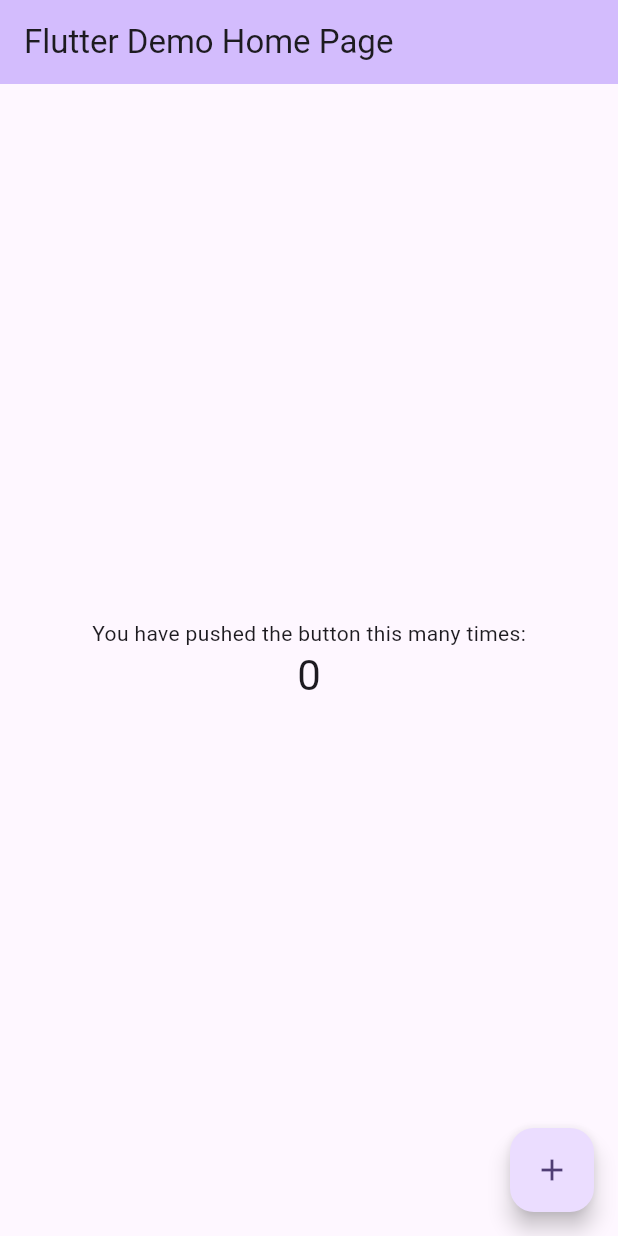
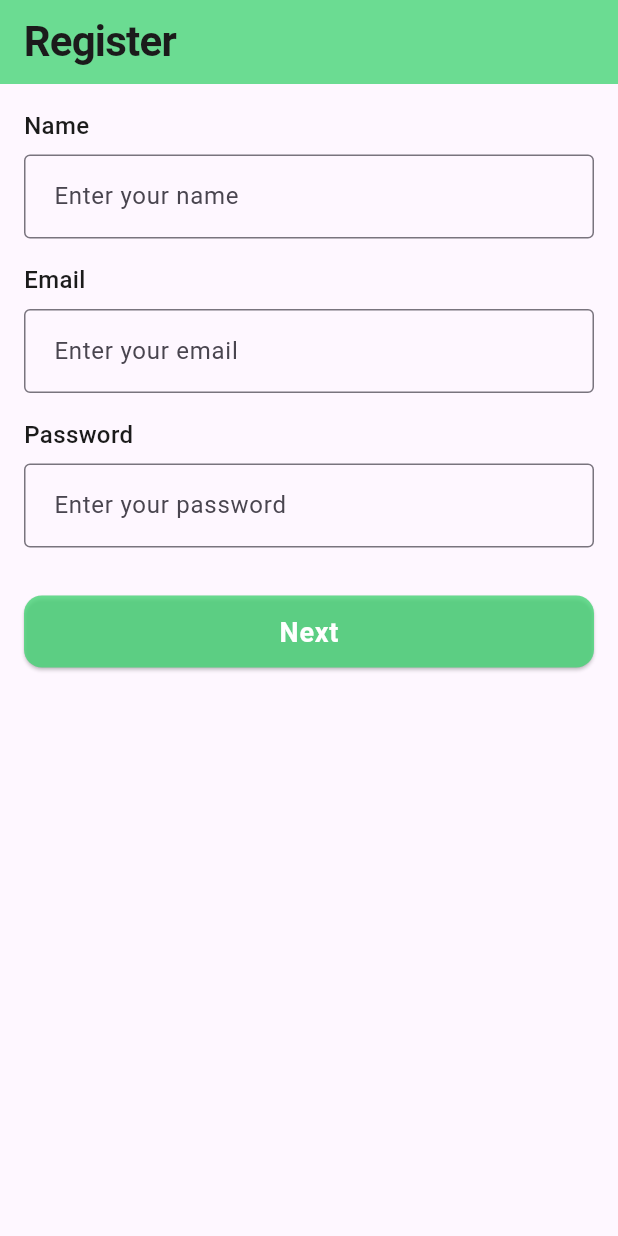
Before and after one commit to minaerdogan/getFit, a Flutter app: the screen it shows after launch, on a phone screen of 412 x 824 dp. Run offline on Flutter 3.47's test engine with Material 3 defaults, Android fonts, the phone set to English and light mode, and no system bars.

Commit message:
added the register1 and updated the demo home page to try the register1. To be changed later

```diff
--- a/lib/main.dart
+++ b/lib/main.dart
@@ -1,4 +1,5 @@
 import 'package:flutter/material.dart';
+import 'package:getFit/routes/register1.dart';
 
 void main() {
   runApp(const MyApp());
@@ -7,119 +8,15 @@ void main() {
 class MyApp extends StatelessWidget {
   const MyApp({super.key});
 
-  // This widget is the root of your application.
   @override
   Widget build(BuildContext context) {
     return MaterialApp(
-      title: 'Flutter Demo',
+      debugShowCheckedModeBanner: false,
+      title: 'getFit',
       theme: ThemeData(
-        // This is the theme of your application.
-        //
-        // TRY THIS: Try running your application with "flutter run". You'll see
-        // the application has a purple toolbar. Then, without quitting the app,
-        // try changing the seedColor in the colorScheme below to Colors.green
-        // and then invoke "hot reload" (save your changes or press the "hot
-        // reload" button in a Flutter-supported IDE, or press "r" if you used
-        // the command line to start the app).
-        //
-        // Notice that the counter didn't reset back to zero; the application
-        // state is not lost during the reload. To reset the state, use hot
-        // restart instead.
-        //
-        // This works for code too, not just values: Most code changes can be
-        // tested with just a hot reload.
-        colorScheme: ColorScheme.fromSeed(seedColor: Colors.deepPurple),
-        useMaterial3: true,
+        primarySwatch: Colors.green,
       ),
-      home: const MyHomePage(title: 'Flutter Demo Home Page'),
+      home: Register1(),
     );
   }
 }
-
-class MyHomePage extends StatefulWidget {
-  const MyHomePage({super.key, required this.title});
-
-  // This widget is the home page of your application. It is stateful, meaning
-  // that it has a State object (defined below) that contains fields that affect
-  // how it looks.
-
-  // This class is the configuration for the state. It holds the values (in this
-  // case the title) provided by the parent (in this case the App widget) and
-  // used by the build method of the State. Fields in a Widget subclass are
-  // always marked "final".
-
-  final String title;
-
-  @override
-  State<MyHomePage> createState() => _MyHomePageState();
-}
-
-class _MyHomePageState extends State<MyHomePage> {
-  int _counter = 0;
-
-  void _incrementCounter() {
-    setState(() {
-      // This call to setState tells the Flutter framework that something has
-      // changed in this State, which causes it to rerun the build method below
-      // so that the display can reflect the updated values. If we changed
-      // _counter without calling setState(), then the build method would not be
-      // called again, and so nothing would appear to happen.
-      _counter++;
-    });
-  }
-
-  @override
-  Widget build(BuildContext context) {
-    // This method is rerun every time setState is called, for instance as done
-    // by the _incrementCounter method above.
-    //
-    // The Flutter framework has been optimized to make rerunning build methods
-    // fast, so that you can just rebuild anything that needs updating rather
-    // than having to individually change instances of widgets.
-    return Scaffold(
-      appBar: AppBar(
-        // TRY THIS: Try changing the color here to a specific color (to
-        // Colors.amber, perhaps?) and trigger a hot reload to see the AppBar
-        // change color while the other colors stay the same.
-        backgroundColor: Theme.of(context).colorScheme.inversePrimary,
-        // Here we take the value from the MyHomePage object that was created by
-        // the App.build method, and use it to set our appbar title.
-        title: Text(widget.title),
-      ),
-      body: Center(
-        // Center is a layout widget. It takes a single child and positions it
-        // in the middle of the parent.
-        child: Column(
-          // Column is also a layout widget. It takes a list of children and
-          // arranges them vertically. By default, it sizes itself to fit its
-          // children horizontally, and tries to be as tall as its parent.
-          //
-          // Column has various properties to control how it sizes itself and
-          // how it positions its children. Here we use mainAxisAlignment to
-          // center the children vertically; the main axis here is the vertical
-          // axis because Columns are vertical (the cross axis would be
-          // horizontal).
-          //
-          // TRY THIS: Invoke "debug painting" (choose the "Toggle Debug Paint"
-          // action in the IDE, or press "p" in the console), to see the
-          // wireframe for each widget.
-          mainAxisAlignment: MainAxisAlignment.center,
-          children: <Widget>[
-            const Text(
-              'You have pushed the button this many times:',
-            ),
-            Text(
-              '$_counter',
-              style: Theme.of(context).textTheme.headlineMedium,
-            ),
-          ],
-        ),
-      ),
-      floatingActionButton: FloatingActionButton(
-        onPressed: _incrementCounter,
-        tooltip: 'Increment',
-        child: const Icon(Icons.add),
-      ), // This trailing comma makes auto-formatting nicer for build methods.
-    );
-  }
-}
--- a/lib/routes/register1.dart
+++ b/lib/routes/register1.dart
@@ -0,0 +1,90 @@
+import 'package:flutter/material.dart';
+import 'package:getFit/util/colors.dart';
+import 'package:getFit/util/textstyles.dart';
+import 'package:getFit/util/dimensions.dart';
+import 'package:getFit/util/buttons.dart';
+
+class Register1 extends StatefulWidget {
+  @override
+  _Register1State createState() => _Register1State();
+}
+
+class _Register1State extends State<Register1> {
+  final _formKey = GlobalKey<FormState>();
+
+  @override
+  Widget build(BuildContext context) {
+    return Scaffold(
+      appBar: AppBar(
+        title: Text('Register', style: AppTextStyles.header),
+        backgroundColor: AppColors.primary,
+        elevation: 0,
+      ),
+      body: Padding(
+        padding: Dimensions.mediumPadding,
+        child: Form(
+          key: _formKey,
+          child: Column(
+            crossAxisAlignment: CrossAxisAlignment.start,
+            children: [
+              Text("Name", style: AppTextStyles.regular),
+              const SizedBox(height: Dimensions.regular),
+              TextFormField(
+                decoration: InputDecoration(
+                  hintText: 'Enter your name',
+                  border: OutlineInputBorder(),
+                  contentPadding: Dimensions.mediumPadding,
+                ),
+              ),
+              const SizedBox(height: Dimensions.medium),
+
+              Text("Email", style: AppTextStyles.regular),
+              const SizedBox(height: Dimensions.regular),
+              TextFormField(
+                decoration: InputDecoration(
+                  hintText: 'Enter your email',
+                  border: OutlineInputBorder(),
+                  contentPadding: Dimensions.mediumPadding,
+                ),
+              ),
+              const SizedBox(height: Dimensions.medium),
+
+              Text("Password", style: AppTextStyles.regular),
+              const SizedBox(height: Dimensions.regular),
+              TextFormField(
+                obscureText: true,
+                decoration: InputDecoration(
+                  hintText: 'Enter your password',
+                  border: OutlineInputBorder(),
+                  contentPadding: Dimensions.mediumPadding,
+                ),
+              ),
+
+              const SizedBox(height: Dimensions.extraLarge),
+              SizedBox(
+                width: double.infinity,
+                height: ButtonDimensions.height,
+                child: ElevatedButton(
+                  style: ElevatedButton.styleFrom(
+                    backgroundColor: AppColors.primary,
+                    shape: RoundedRectangleBorder(
+                      borderRadius: ButtonDimensions.borderRadiusGeometry,
+                    ),
+                    padding: ButtonDimensions.padding,
+                  ),
+                  onPressed: () {
+                    if (_formKey.currentState!.validate()) {
+                      print("Form is valid");
+                      // register2 ye navigate
+                    }
+                  },
+                  child: Text('Next', style: AppTextStyles.button),
+                ),
+              ),
+            ],
+          ),
+        ),
+      ),
+    );
+  }
+}
--- a/pubspec.yaml
+++ b/pubspec.yaml
@@ -1,4 +1,4 @@
-name: getfit
+name: getFit
 description: "A new Flutter project."
 # The following line prevents the package from being accidentally published to
 # pub.dev using `flutter pub publish`. This is preferred for private packages.
```
Also changed, not shown: 1 other file.
